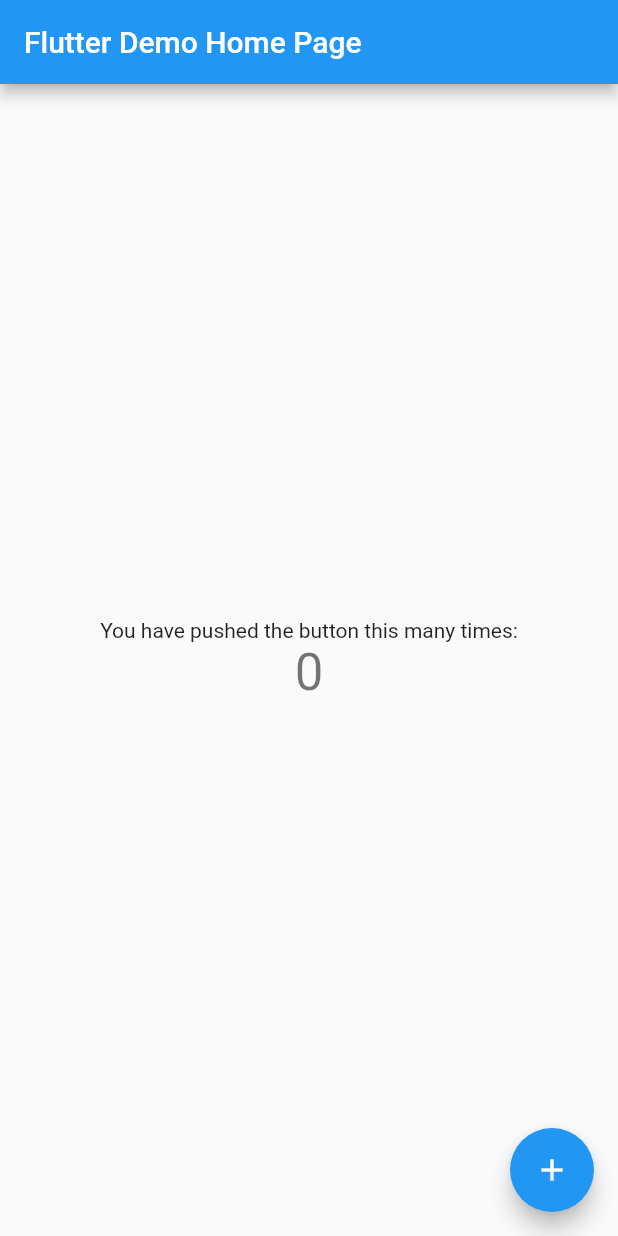
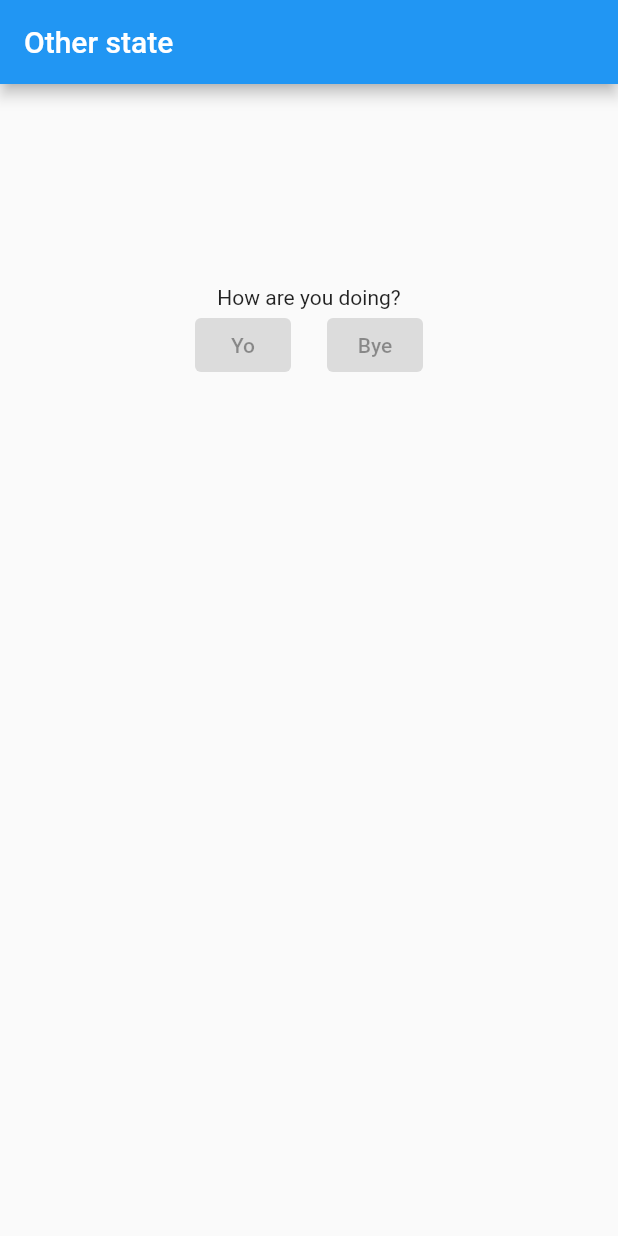
Before and after one commit to seraphh01/flutter_basics, a Flutter app: the screen it shows after launch, on a phone screen of 412 x 824 dp. Run offline on Flutter 3.47's test engine with Material 2 defaults, Android fonts, the phone set to English and light mode, and no system bars; missing offline and left inert: dart:html.

Commit message:
Playing with widgets

```diff
--- a/lib/main.dart
+++ b/lib/main.dart
@@ -1,115 +1,94 @@
+import 'dart:html';
+
 import 'package:flutter/material.dart';
+import 'package:flutter_basics/question.dart';
 
 void main() {
-  runApp(const MyApp());
+  runApp(const HomePage());
 }
 
-class MyApp extends StatelessWidget {
-  const MyApp({Key? key}) : super(key: key);
+class HomePage extends StatefulWidget {
+  const HomePage({Key? key}) : super(key: key);
 
-  // This widget is the root of your application.
+  @override
+  State<HomePage> createState() => _OtherState();
+}
+
+class _HomePageState extends State<HomePage> {
+  String message = "Hello";
+
   @override
   Widget build(BuildContext context) {
     return MaterialApp(
-      title: 'Flutter Demo',
-      theme: ThemeData(
-        // This is the theme of your application.
-        //
-        // Try running your application with "flutter run". You'll see the
-        // application has a blue toolbar. Then, without quitting the app, try
-        // changing the primarySwatch below to Colors.green and then invoke
-        // "hot reload" (press "r" in the console where you ran "flutter run",
-        // or simply save your changes to "hot reload" in a Flutter IDE).
-        // Notice that the counter didn't reset back to zero; the application
-        // is not restarted.
-        primarySwatch: Colors.blue,
-      ),
-      home: const MyHomePage(title: 'Flutter Demo Home Page'),
-    );
+        home: Scaffold(
+      appBar: AppBar(
+          title: const Text(
+            "App title",
+            style: TextStyle(color: Colors.black),
+          ),
+          backgroundColor: Colors.indigo.shade50),
+      body: Center(
+          child: Column(
+        mainAxisAlignment: MainAxisAlignment.center,
+        children: [
+          Text(
+            message,
+            style: const TextStyle(fontSize: 100),
+          ),
+          Row(
+            mainAxisAlignment: MainAxisAlignment.spaceEvenly,
+            children: [
+              ElevatedButton(onPressed: _onPressedYo, child: const Text("Yo")),
+              ElevatedButton(
+                  onPressed: _onPressedBye, child: const Text("Bye")),
+              ElevatedButton(
+                  onPressed: _onPressedHello, child: const Text("Hello"))
+            ],
+          )
+        ],
+      )),
+      backgroundColor: Colors.blue.shade100,
+    ));
+  }
+
+  _onPressedYo() {
+    if (message == "Yo") return;
+    setState(() {
+      message = "Yo";
+    });
+  }
+
+  _onPressedBye() {
+    if (message == "Bye") return;
+    setState(() {
+      message = "Bye";
+    });
+  }
+
+  _onPressedHello() {
+    if (message == "Hello") return;
+    setState(() {
+      message = "Hello";
+    });
   }
 }
 
-class MyHomePage extends StatefulWidget {
-  const MyHomePage({Key? key, required this.title}) : super(key: key);
-
-  // This widget is the home page of your application. It is stateful, meaning
-  // that it has a State object (defined below) that contains fields that affect
-  // how it looks.
-
-  // This class is the configuration for the state. It holds the values (in this
-  // case the title) provided by the parent (in this case the App widget) and
-  // used by the build method of the State. Fields in a Widget subclass are
-  // always marked "final".
-
-  final String title;
-
-  @override
-  State<MyHomePage> createState() => _MyHomePageState();
-}
-
-class _MyHomePageState extends State<MyHomePage> {
-  int _counter = 0;
-
-  void _incrementCounter() {
-    setState(() {
-      // This call to setState tells the Flutter framework that something has
-      // changed in this State, which causes it to rerun the build method below
-      // so that the display can reflect the updated values. If we changed
-      // _counter without calling setState(), then the build method would not be
-      // called again, and so nothing would appear to happen.
-      _counter++;
-    });
-  }
-
+class _OtherState extends State<HomePage> {
   @override
   Widget build(BuildContext context) {
-    // This method is rerun every time setState is called, for instance as done
-    // by the _incrementCounter method above.
-    //
-    // The Flutter framework has been optimized to make rerunning build methods
-    // fast, so that you can just rebuild anything that needs updating rather
-    // than having to individually change instances of widgets.
-    return Scaffold(
-      appBar: AppBar(
-        // Here we take the value from the MyHomePage object that was created by
-        // the App.build method, and use it to set our appbar title.
-        title: Text(widget.title),
-      ),
+    return MaterialApp(
+        home: Scaffold(
+      appBar: AppBar(title: const Text("Other state")),
       body: Center(
-        // Center is a layout widget. It takes a single child and positions it
-        // in the middle of the parent.
-        child: Column(
-          // Column is also a layout widget. It takes a list of children and
-          // arranges them vertically. By default, it sizes itself to fit its
-          // children horizontally, and tries to be as tall as its parent.
-          //
-          // Invoke "debug painting" (press "p" in the console, choose the
-          // "Toggle Debug Paint" action from the Flutter Inspector in Android
-          // Studio, or the "Toggle Debug Paint" command in Visual Studio Code)
-          // to see the wireframe for each widget.
-          //
-          // Column has various properties to control how it sizes itself and
-          // how it positions its children. Here we use mainAxisAlignment to
-          // center the children vertically; the main axis here is the vertical
-          // axis because Columns are vertical (the cross axis would be
-          // horizontal).
-          mainAxisAlignment: MainAxisAlignment.center,
-          children: <Widget>[
-            const Text(
-              'You have pushed the button this many times:',
-            ),
-            Text(
-              '$_counter',
-              style: Theme.of(context).textTheme.headline4,
-            ),
-          ],
-        ),
-      ),
-      floatingActionButton: FloatingActionButton(
-        onPressed: _incrementCounter,
-        tooltip: 'Increment',
-        child: const Icon(Icons.add),
-      ), // This trailing comma makes auto-formatting nicer for build methods.
-    );
+          child: Column(
+        mainAxisAlignment: MainAxisAlignment.center,
+        children: [
+          Question(
+            text: "How are you doing?",
+            answers: const ["Yo", "Bye"],
+          )
+        ],
+      )),
+    ));
   }
 }
--- /dev/null
+++ b/lib/question.dart
@@ -0,0 +1,36 @@
+import 'dart:html';
+
+import 'package:flutter/cupertino.dart';
+import 'package:flutter/material.dart';
+
+class Question extends StatelessWidget {
+  String text;
+  List<String>? answers;
+  List<Widget> _texts = [];
+  Question({Key? key, required this.text, this.answers}) : super(key: key) {
+    answers?.forEach((element) => {
+          _texts.add(ElevatedButton(
+            onPressed: null,
+            child: Text(element),
+          ))
+        });
+  }
+
+  @override
+  Widget build(BuildContext context) {
+    return SizedBox(
+        height: 500,
+        width: 200,
+        child: Center(
+            child: Column(
+          mainAxisAlignment: MainAxisAlignment.start,
+          children: [
+            Text(text),
+            Row(
+              mainAxisAlignment: MainAxisAlignment.spaceEvenly,
+              children: _texts,
+            )
+          ],
+        )));
+  }
+}
```
Also changed, not shown: 1 other file.
